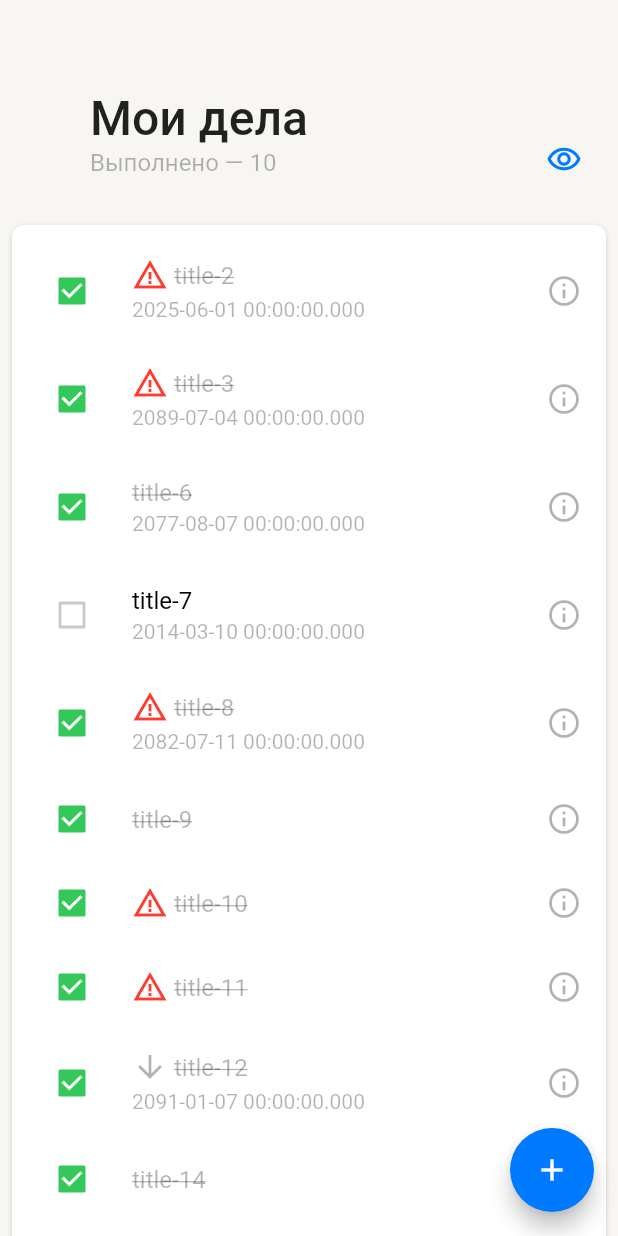
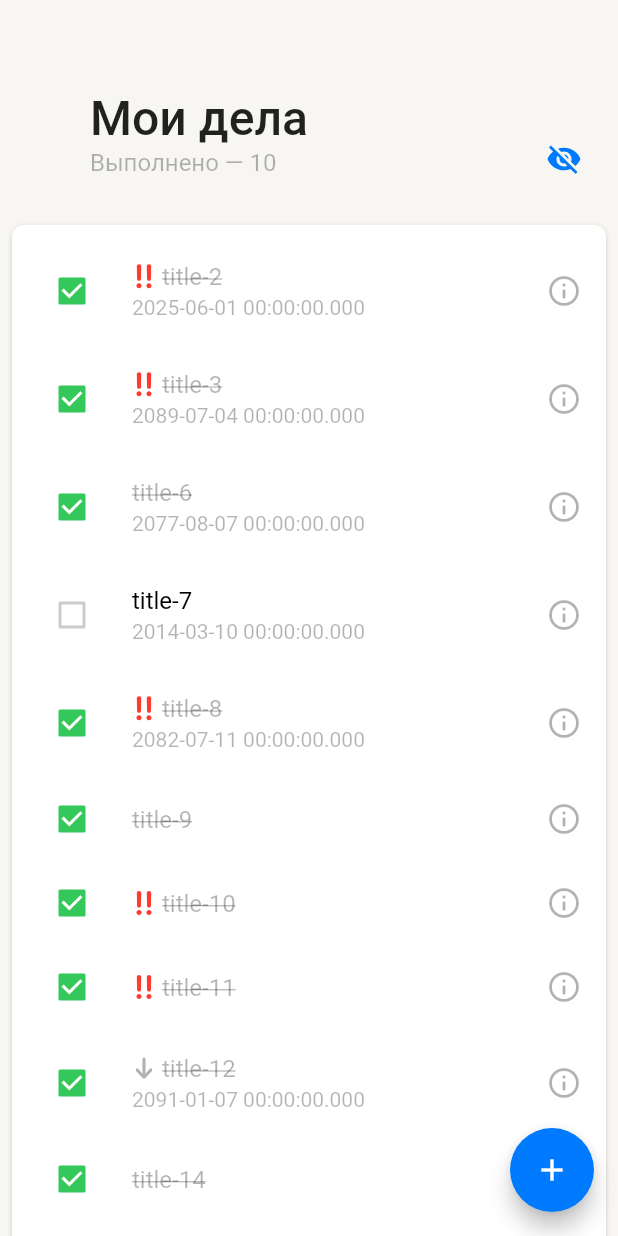
Before and after one commit to eeeedgar/yandex_todo_app, a Flutter app: the screen it shows after launch, on a phone screen of 412 x 824 dp. Run offline on Flutter 3.47's test engine with Material 3 defaults, Android fonts, the phone set to English and light mode, and no system bars; our stand-ins replace equatable, flutter_bloc, flutter_svg.

Commit message:
feat: add fluttergen & assets

```diff
--- a/lib/features/tasks/presentation/components/task_dismissable_tile.dart
+++ b/lib/features/tasks/presentation/components/task_dismissable_tile.dart
@@ -7,6 +7,7 @@ import 'package:yandex_todo_app/features/tasks/domain/entity/complete_status_enu
 import 'package:yandex_todo_app/features/tasks/domain/entity/priority_enum.dart';
 import 'package:yandex_todo_app/features/tasks/domain/entity/task_entity.dart';
 import 'package:yandex_todo_app/features/tasks/domain/state/tasks_cubit.dart';
+import 'package:yandex_todo_app/gen/assets.gen.dart';
 import 'package:yandex_todo_app/logger/app_logger.dart';
 
 class TaskDismissableTile extends StatelessWidget {
@@ -96,18 +97,22 @@ class TaskDismissableTile extends StatelessWidget {
         title: Row(
           children: [
             if (task.priority == Priority.low) ...[
-              Icon(
-                Icons.arrow_downward,
-                color: Theme.of(context)
-                    .extension<CustomAppColors>()!
-                    .labelTertiary,
+              Assets.icons.priorityLow.svg(
+                colorFilter: ColorFilter.mode(
+                  Theme.of(context)
+                      .extension<CustomAppColors>()!
+                      .labelTertiary!,
+                  BlendMode.srcIn,
+                ),
               ),
               const SizedBox(width: 4),
             ],
             if (task.priority == Priority.high) ...[
-              Icon(
-                Icons.warning_amber,
-                color: Theme.of(context).extension<CustomAppColors>()!.red,
+              Assets.icons.priorityHigh.svg(
+                colorFilter: ColorFilter.mode(
+                  Theme.of(context).extension<CustomAppColors>()!.red!,
+                  BlendMode.srcIn,
+                ),
               ),
               const SizedBox(width: 4),
             ],
--- a/lib/features/tasks/presentation/components/task_view_mode_toggle_button.dart
+++ b/lib/features/tasks/presentation/components/task_view_mode_toggle_button.dart
@@ -1,6 +1,7 @@
 import 'package:flutter/material.dart';
 import 'package:yandex_todo_app/app/presentation/custom_app_colors.dart';
 import 'package:yandex_todo_app/features/tasks/presentation/components/task_view_mode_notifier.dart';
+import 'package:yandex_todo_app/gen/assets.gen.dart';
 
 class TaskViewModeToggleButton extends StatelessWidget {
   const TaskViewModeToggleButton({
@@ -15,11 +16,13 @@ class TaskViewModeToggleButton extends StatelessWidget {
       child: ValueListenableBuilder<bool>(
         valueListenable: TaskViewModeNotifier.of(context),
         builder: (context, showDoneTasks, _) {
-          return Icon(
-            showDoneTasks
-                ? Icons.remove_red_eye
-                : Icons.remove_red_eye_outlined,
-            color: Theme.of(context).extension<CustomAppColors>()!.blue,
+          final icon =
+              showDoneTasks ? Assets.icons.eye : Assets.icons.eyeStroke;
+          return icon.svg(
+            colorFilter: ColorFilter.mode(
+              Theme.of(context).extension<CustomAppColors>()!.blue!,
+              BlendMode.srcIn,
+            ),
           );
         },
       ),
```
Also changed, not shown: lib/gen/assets.gen.dart (added, +177 -0 lines), pubspec.yaml (+12 -0 lines), assets/icons/eye.svg (added), assets/icons/eye_stroke.svg (added), assets/icons/priority_high.svg (added), assets/icons/priority_low.svg (added), assets/images/icon.png (renamed from assets/icons/icon.png), 1 other file.
